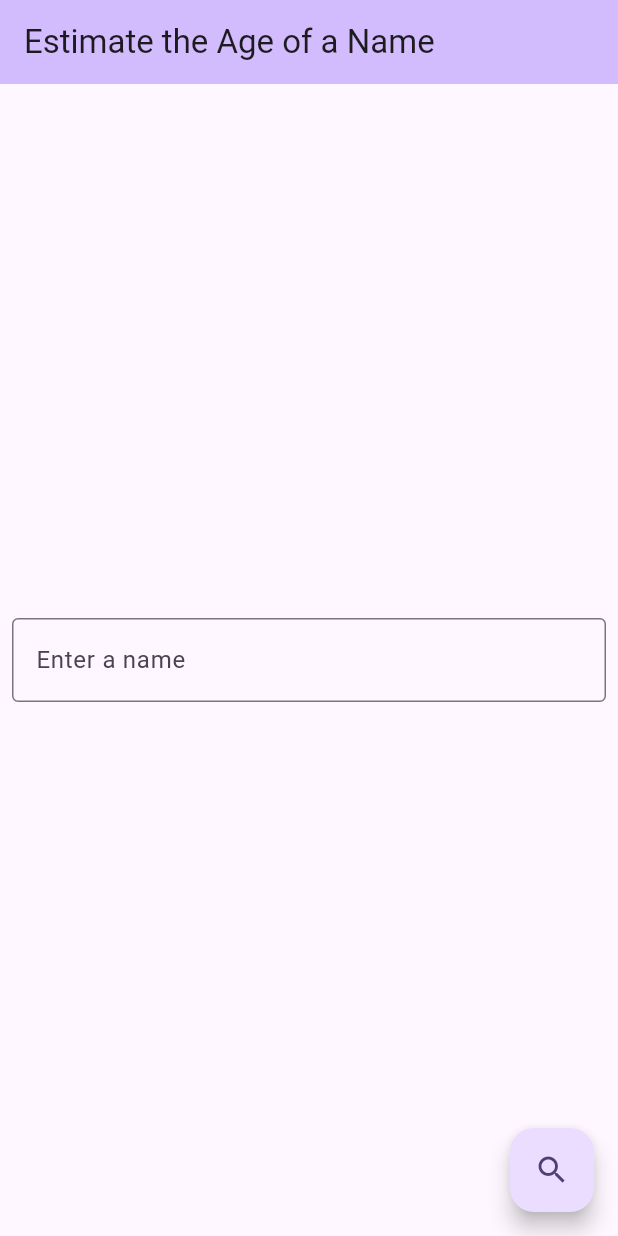
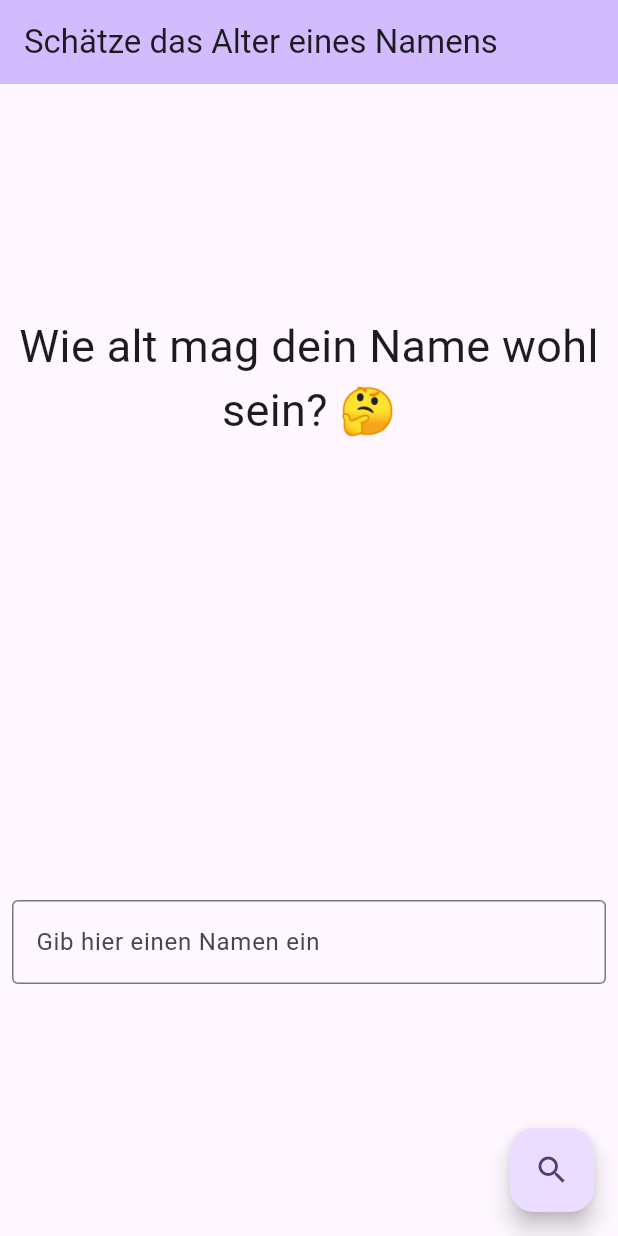
Before and after one commit to lukashecke/neon-challange, a Flutter app: the screen it shows after launch, on a phone screen of 412 x 824 dp. Run offline on Flutter 3.47's test engine with Material 3 defaults, Android fonts, the light colour scheme and no system bars; our stand-ins replace flutter_bloc.

Commit message:
get the age to a given name (user story 1)

```diff
--- /dev/null
+++ b/neon/lib/constants.dart
@@ -0,0 +1,8 @@
+/// Constants shared in the app
+class Constants {
+  /// Path to the open source API
+  static const String apiPath = 'https://api.agify.io/';
+
+  /// Parameter for the name in the API
+  static const String apiNameParam = '?name=';
+}
--- a/neon/lib/feature/age_estimation/bloc/age_estimation_bloc.dart
+++ b/neon/lib/feature/age_estimation/bloc/age_estimation_bloc.dart
@@ -1,13 +1,38 @@
-import 'package:bloc/bloc.dart';
-import 'package:meta/meta.dart';
+import 'dart:developer';
+
+import 'package:flutter/material.dart';
+import 'package:flutter_bloc/flutter_bloc.dart';
+import 'package:neon/feature/age_estimation/data/age_estimation_repository.dart';
 
 part 'age_estimation_event.dart';
 part 'age_estimation_state.dart';
 
+/// The bloc for the age estimation feature.
 class AgeEstimationBloc extends Bloc<AgeEstimationEvent, AgeEstimationState> {
-  AgeEstimationBloc() : super(AgeEstimationInitial()) {
-    on<AgeEstimationEvent>((event, emit) {
-      // TODO: implement event handler
+  /// This is the main age estimation bloc constructor.
+  AgeEstimationBloc({required AgeEstimationRepository repository})
+      : _repository = repository,
+        super(AgeEstimationInitial()) {
+    on<NameEntered>((event, emit) async {
+      if (event.name.isEmpty) {
+        emit(AgeEstimationError());
+        return;
+      }
+      emit(AgeEstimationLoading());
+
+      try {
+        final ageEstimation = await _repository.fetchNameEstimation(event.name);
+        emit(AgeEstimationLoaded(ageEstimation.age ?? 0));
+      } on Exception catch (error, stackTrace) {
+        log(
+          'Exception cought in AgeEstimationBloc.on<NameEntered>',
+          error: error,
+          stackTrace: stackTrace,
+        );
+        emit(AgeEstimationError());
+      }
     });
   }
+
+  final AgeEstimationRepository _repository;
 }
--- a/neon/lib/feature/age_estimation/bloc/age_estimation_event.dart
+++ b/neon/lib/feature/age_estimation/bloc/age_estimation_event.dart
@@ -1,4 +1,21 @@
 part of 'age_estimation_bloc.dart';
 
 @immutable
+
+/// The event of the age estimation feature.
 sealed class AgeEstimationEvent {}
+
+/// The event to enter the name to estimate the age of.
+final class NameEntered extends AgeEstimationEvent {
+  /// This is the main name entered event constructor.
+  NameEntered(this.name);
+
+  /// The name to estimate the age of.
+  final String name;
+}
+
+/// The event to estimate the age of the name.
+final class EstimateAge extends AgeEstimationEvent {}
+
+/// The event to reset the age estimation.
+final class ResetAgeEstimation extends AgeEstimationEvent {}
--- a/neon/lib/feature/age_estimation/bloc/age_estimation_state.dart
+++ b/neon/lib/feature/age_estimation/bloc/age_estimation_state.dart
@@ -1,6 +1,24 @@
 part of 'age_estimation_bloc.dart';
 
 @immutable
+
+/// The state of the age estimation feature.
 sealed class AgeEstimationState {}
 
+/// The initial (and retry) state of the age estimation feature.
 final class AgeEstimationInitial extends AgeEstimationState {}
+
+/// The loading state of the age estimation feature.
+final class AgeEstimationLoading extends AgeEstimationState {}
+
+/// The loaded state of the age estimation feature.
+final class AgeEstimationLoaded extends AgeEstimationState {
+  /// This is the main loaded state constructor.
+  AgeEstimationLoaded(this.age);
+
+  /// The estimated age of the name.
+  final int age;
+}
+
+/// The error state of the age estimation feature.
+final class AgeEstimationError extends AgeEstimationState {}
--- /dev/null
+++ b/neon/lib/feature/age_estimation/model/age_estimation.dart
@@ -0,0 +1,28 @@
+/// A class that represents a age estimation returned from the agify API.
+class AgeEstimation {
+  /// Creates a age estimation instance.
+  AgeEstimation({
+    required this.name,
+    required this.age,
+    required this.count,
+  });
+
+  /// Creates a age estimation instance from a JSON object.
+  factory AgeEstimation.fromJson(Map<String, dynamic> json) {
+    return AgeEstimation(
+      name: json['name'] as String?,
+      age: json['age'] as int?,
+      count: json['count'] as int?,
+    );
+  }
+
+  /// The name used for the estimation.
+  final String? name;
+
+  /// The estimated age of the name.
+  final int? age;
+
+  /// The number of estimations for the name.
+  /// Note: This is not used in the app.
+  final int? count;
+}
--- a/neon/lib/feature/age_estimation/view/age_estimation_page.dart
+++ b/neon/lib/feature/age_estimation/view/age_estimation_page.dart
@@ -1,12 +1,16 @@
 import 'package:flutter/material.dart';
+import 'package:flutter_bloc/flutter_bloc.dart';
+import 'package:neon/feature/age_estimation/bloc/age_estimation_bloc.dart';
 
 /// Initial page of the application.
 class AgeEstimationPage extends StatelessWidget {
   /// This is the main page constructor.
-  const AgeEstimationPage({required this.title, super.key});
+  AgeEstimationPage({required this.title, super.key});
 
   /// The title of the page.
   final String title;
+
+  final TextEditingController _controller = TextEditingController();
 
   @override
   Widget build(BuildContext context) {
@@ -15,21 +19,60 @@ class AgeEstimationPage extends StatelessWidget {
         backgroundColor: Theme.of(context).colorScheme.inversePrimary,
         title: Text(title),
       ),
-      body: const Padding(
-        padding: EdgeInsets.all(8),
-        child: Center(
-          child: TextField(
-            decoration: InputDecoration(
-              border: OutlineInputBorder(),
-              labelText: 'Enter a name',
-            ),
-          ),
+      body: Padding(
+        padding: const EdgeInsets.all(8),
+        child: BlocBuilder<AgeEstimationBloc, AgeEstimationState>(
+          builder: (context, state) {
+            return Column(
+              children: [
+                Expanded(
+                  child: Center(
+                    child: switch (state) {
+                      AgeEstimationInitial() => const Text(
+                          'Wie alt mag dein Name wohl sein? 🤔',
+                          style: TextStyle(fontSize: 30),
+                          textAlign: TextAlign.center,
+                        ),
+                      AgeEstimationLoading() => const Center(
+                          child: CircularProgressIndicator(),
+                        ),
+                      AgeEstimationLoaded() => Text(
+                          'Das Alter des Namens beträgt ${state.age} Jahre. 🥳',
+                          style: const TextStyle(fontSize: 30),
+                          textAlign: TextAlign.center,
+                        ),
+                      AgeEstimationError() => const Text(
+                          'Oopsie! Es scheint, es ist etwas schiefgelaufen. 😢',
+                          style: TextStyle(fontSize: 30),
+                          textAlign: TextAlign.center,
+                        ),
+                    },
+                  ),
+                ),
+                Expanded(
+                  child: Center(
+                    child: TextField(
+                      controller: _controller,
+                      decoration: const InputDecoration(
+                        border: OutlineInputBorder(),
+                        labelText: 'Gib hier einen Namen ein',
+                      ),
+                    ),
+                  ),
+                ),
+              ],
+            );
+          },
         ),
       ),
-      floatingActionButton: const FloatingActionButton(
-        onPressed: null,
-        tooltip: 'Increment',
-        child: Icon(Icons.search),
+      floatingActionButton: FloatingActionButton(
+        onPressed: () {
+          if (_controller.text.isEmpty) {
+            return;
+          }
+          context.read<AgeEstimationBloc>().add(NameEntered(_controller.text));
+        },
+        child: const Icon(Icons.search),
       ),
     );
   }
--- a/neon/lib/main.dart
+++ b/neon/lib/main.dart
@@ -1,6 +1,7 @@
 import 'package:flutter/material.dart';
 import 'package:flutter_bloc/flutter_bloc.dart';
 import 'package:neon/feature/age_estimation/bloc/age_estimation_bloc.dart';
+import 'package:neon/feature/age_estimation/data/age_estimation_repository.dart';
 import 'package:neon/feature/age_estimation/view/age_estimation_page.dart';
 
 void main() {
@@ -20,9 +21,14 @@
         colorScheme: ColorScheme.fromSeed(seedColor: Colors.deepPurple),
         useMaterial3: true,
       ),
-      home: BlocProvider(
-        create: (context) => AgeEstimationBloc(),
-        child: const AgeEstimationPage(title: 'Estimate the Age of a Name'),
+      home: RepositoryProvider(
+        create: (context) => AgeEstimationRepository(),
+        child: BlocProvider(
+          create: (context) => AgeEstimationBloc(
+            repository: context.read<AgeEstimationRepository>(),
+          ),
+          child: AgeEstimationPage(title: 'Schätze das Alter eines Namens'),
+        ),
       ),
     );
   }
--- a/neon/pubspec.yaml
+++ b/neon/pubspec.yaml
@@ -12,6 +12,8 @@ dependencies:
   flutter:
     sdk: flutter
   flutter_bloc: ^8.1.6
+  http: ^1.2.2
+  mocktail: ^1.0.4
   very_good_analysis: ^7.0.0
 
 dev_dependencies:
```
Also changed, not shown: neon/lib/feature/age_estimation/data/age_estimation_repository.dart (added, +22 -0 lines), 1 other file.
